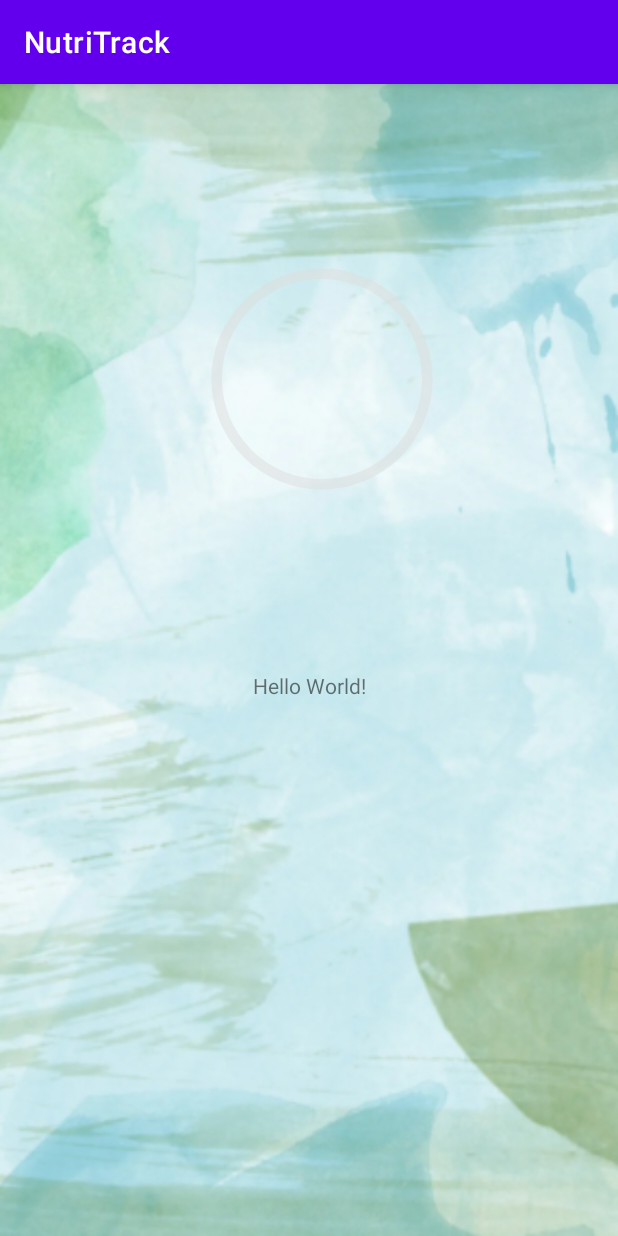
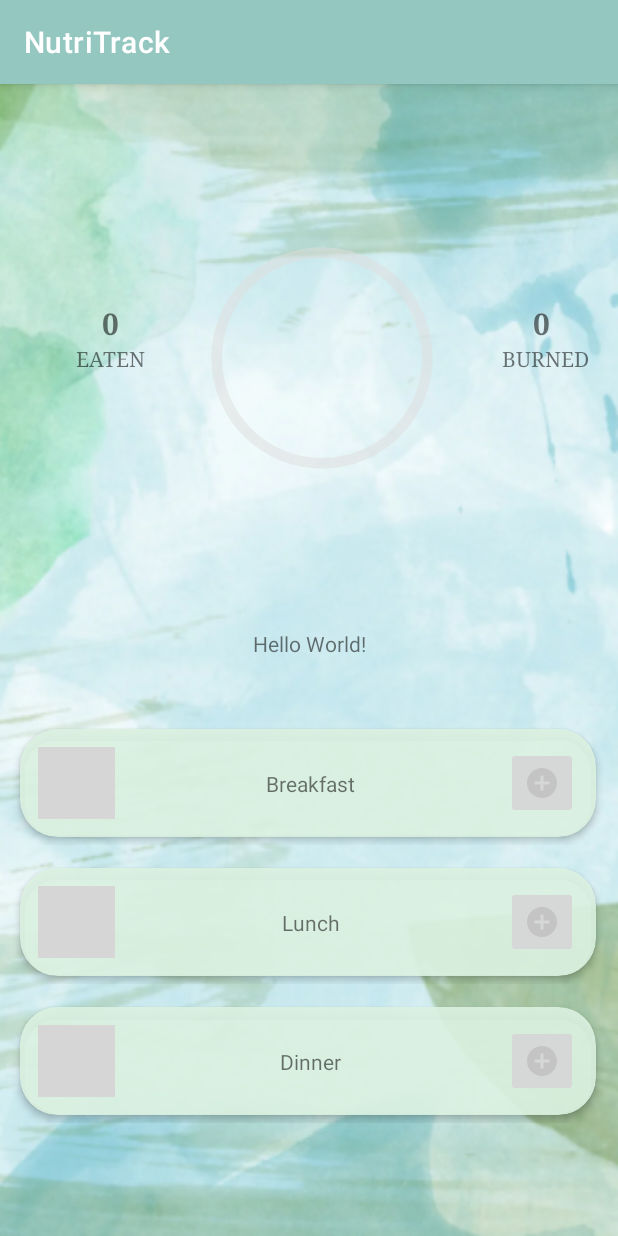
Before and after one commit to bengisugelin/NutriTrack, an Android app: the screen it shows after launch (MainActivity), on a phone screen of 412 x 824 dp. Run offline under Robolectric (Android 15) with nearby library versions, the phone set to English and light mode, and no system bars; grey boxes are pictures that could not be loaded.

Commit message:
main activity recyclerview were created.

```diff
--- /dev/null
+++ b/app/src/main/java/com/example/nutritrack/C_RecyclerViewAdapter.java
@@ -0,0 +1,59 @@
+package com.example.nutritrack;
+
+import android.content.Context;
+import android.view.LayoutInflater;
+import android.view.View;
+import android.view.ViewGroup;
+import android.widget.ImageView;
+import android.widget.TextView;
+
+import androidx.annotation.NonNull;
+import androidx.recyclerview.widget.RecyclerView;
+
+import java.util.ArrayList;
+
+public class C_RecyclerViewAdapter extends RecyclerView.Adapter<C_RecyclerViewAdapter.MyViewHolder> {
+
+    Context context;
+    ArrayList<ConsumptionModel> consumptionModels;
+
+    public C_RecyclerViewAdapter(Context context, ArrayList<ConsumptionModel> consumptionModels ){
+
+        this.context = context;
+        this.consumptionModels = consumptionModels;
+    }
+
+    @NonNull
+    @Override
+    public C_RecyclerViewAdapter.MyViewHolder onCreateViewHolder(@NonNull ViewGroup parent, int viewType) {
+
+        LayoutInflater inflater = LayoutInflater.from(context);
+        View view = inflater.inflate(R.layout.recyler_view_consumption_content, parent, false);
+        return new C_RecyclerViewAdapter.MyViewHolder(view);
+    }
+
+    @Override
+    public void onBindViewHolder(@NonNull C_RecyclerViewAdapter.MyViewHolder holder, int position) {
+
+        holder.tvConsumptionName.setText(consumptionModels.get(position).getConsumptionName());
+        holder.imageView.setImageResource(consumptionModels.get(position).getImage());
+    }
+
+    @Override
+    public int getItemCount() {
+
+        return consumptionModels.size();
+    }
+
+    public static class MyViewHolder extends RecyclerView.ViewHolder{
+
+        ImageView imageView;
+        TextView tvConsumptionName;
+        public MyViewHolder(@NonNull View itemView) {
+            super(itemView);
+
+            imageView = itemView.findViewById(R.id.imageView);
+            tvConsumptionName = itemView.findViewById(R.id.textView2);
+        }
+    }
+}
--- /dev/null
+++ b/app/src/main/java/com/example/nutritrack/ConsumptionModel.java
@@ -0,0 +1,29 @@
+package com.example.nutritrack;
+
+public class ConsumptionModel {
+
+    String consumptionName;
+    int image;
+
+
+    public ConsumptionModel(String consumptionName, int image) {
+        this.consumptionName = consumptionName;
+        this.image = image;
+    }
+
+    public String getConsumptionName() {
+        return consumptionName;
+    }
+
+    public void setConsumptionName(String consumptionName) {
+        this.consumptionName = consumptionName;
+    }
+
+    public int getImage() {
+        return image;
+    }
+
+    public void setImage(int image) {
+        this.image = image;
+    }
+}
--- a/app/src/main/java/com/example/nutritrack/MainActivity.java
+++ b/app/src/main/java/com/example/nutritrack/MainActivity.java
@@ -1,16 +1,44 @@
 package com.example.nutritrack;
 
 import androidx.appcompat.app.AppCompatActivity;
+import androidx.recyclerview.widget.LinearLayoutManager;
+import androidx.recyclerview.widget.RecyclerView;
 
 import android.os.Bundle;
 
+import java.util.ArrayList;
+
 public class MainActivity extends AppCompatActivity {
 
-    // colors: #a4c7a5 - #94c7c0 - #bcded0 - #e0f2f5 - #cbe9ed
-    //
+
+    ArrayList<ConsumptionModel> consumptionModels = new ArrayList<>();
+    int [] consumptionImages = {R.drawable.baseline_breakfast_24,
+            R.drawable.baseline_food_bank_24,
+    R.drawable.baseline_dinner_dining_24,
+    R.drawable.baseline_snack_24,
+    R.drawable.baseline_fitness_center_24};
     @Override
     protected void onCreate(Bundle savedInstanceState) {
         super.onCreate(savedInstanceState);
         setContentView(R.layout.activity_main);
+
+        RecyclerView recyclerView = findViewById(R.id.recyclerView_addconsumption);
+
+        setupConsumptionItems();
+
+        C_RecyclerViewAdapter adapter = new C_RecyclerViewAdapter(this, consumptionModels);
+        recyclerView.setAdapter(adapter);
+        recyclerView.setLayoutManager(new LinearLayoutManager(this));
+    }
+
+    private void setupConsumptionItems(){
+
+         String[] consumptionNames = getResources().getStringArray(R.array.eat_and_burn_times);
+
+         for(int i=0; i<consumptionNames.length; i++){
+             consumptionModels.add(new ConsumptionModel(consumptionNames[i],
+                     consumptionImages[i]));
+
+         }
     }
 }
--- /dev/null
+++ b/app/src/main/res/drawable/baseline_add_circle_24.xml
@@ -0,0 +1,5 @@
+<vector android:height="24dp" android:tint="#C4C4C4"
+    android:viewportHeight="24" android:viewportWidth="24"
+    android:width="24dp" xmlns:android="http://schemas.android.com/apk/res/android">
+    <path android:fillColor="@android:color/white" android:pathData="M12,2C6.48,2 2,6.48 2,12s4.48,10 10,10 10,-4.48 10,-10S17.52,2 12,2zM17,13h-4v4h-2v-4L7,13v-2h4L11,7h2v4h4v2z"/>
+</vector>
--- /dev/null
+++ b/app/src/main/res/drawable/baseline_snack_24.xml
@@ -0,0 +1,5 @@
+<vector android:height="24dp" android:tint="#92C4B9"
+    android:viewportHeight="24" android:viewportWidth="24"
+    android:width="24dp" xmlns:android="http://schemas.android.com/apk/res/android">
+    <path android:fillColor="@android:color/white" android:pathData="M18.06,22.99h1.66c0.84,0 1.53,-0.64 1.63,-1.46L23,5.05h-5L18,1h-1.97v4.05h-4.97l0.3,2.34c1.71,0.47 3.31,1.32 4.27,2.26 1.44,1.42 2.43,2.89 2.43,5.29v8.05zM1,21.99L1,21h15.03v0.99c0,0.55 -0.45,1 -1.01,1L2.01,22.99c-0.56,0 -1.01,-0.45 -1.01,-1zM16.03,14.99c0,-8 -15.03,-8 -15.03,0h15.03zM1.02,17h15v2h-15z"/>
+</vector>
--- a/app/src/main/res/layout/activity_main.xml
+++ b/app/src/main/res/layout/activity_main.xml
@@ -12,12 +12,11 @@
         android:id="@+id/textView"
         android:layout_width="wrap_content"
         android:layout_height="wrap_content"
+        android:layout_marginBottom="32dp"
         android:text="Hello World!"
-        app:layout_constraintBottom_toBottomOf="parent"
+        app:layout_constraintBottom_toTopOf="@+id/recyclerView_addconsumption"
         app:layout_constraintEnd_toEndOf="parent"
-        app:layout_constraintStart_toStartOf="parent"
-        app:layout_constraintTop_toTopOf="parent"
-        app:layout_constraintVertical_bias="0.523" />
+        app:layout_constraintStart_toStartOf="parent" />
 
     <ProgressBar
         android:id="@+id/progressBar"
@@ -65,5 +64,70 @@
         app:layout_constraintTop_toBottomOf="@+id/textShowCalorieLeft"
         tools:text="KCAL LEFT" />
 
+    <TextView
+        android:id="@+id/textViewCalorieAmountEaten"
+        android:layout_width="wrap_content"
+        android:layout_height="wrap_content"
+        android:layout_marginStart="32dp"
+        android:fontFamily="serif"
+        android:text="0"
+        android:textSize="20sp"
+        android:textStyle="bold"
+        app:layout_constraintBottom_toTopOf="@+id/textViewCalorieConsumed"
+        app:layout_constraintEnd_toStartOf="@+id/progressBar"
+        app:layout_constraintStart_toStartOf="parent"
+        app:layout_constraintTop_toTopOf="@+id/progressBar"
+        app:layout_constraintVertical_bias="1.0" />
+
+    <TextView
+        android:id="@+id/textViewCalorieAmountEaten2"
+        android:layout_width="wrap_content"
+        android:layout_height="wrap_content"
+        android:fontFamily="serif"
+        android:text="0"
+        android:textSize="20sp"
+        android:textStyle="bold"
+        app:layout_constraintBottom_toTopOf="@+id/textViewCalorieConsumed2"
+        app:layout_constraintEnd_toEndOf="parent"
+        app:layout_constraintHorizontal_bias="0.476"
+        app:layout_constraintStart_toEndOf="@+id/progressBar"
+        app:layout_constraintTop_toTopOf="@+id/progressBar"
+        app:layout_constraintVertical_bias="1.0" />
+
+    <TextView
+        android:id="@+id/textViewCalorieConsumed"
+        android:layout_width="wrap_content"
+        android:layout_height="wrap_content"
+        android:layout_marginStart="32dp"
+        android:fontFamily="serif"
+        android:text="EATEN"
+        android:textSize="14sp"
+        app:layout_constraintBottom_toBottomOf="@+id/progressBar"
+        app:layout_constraintEnd_toStartOf="@+id/progressBar"
+        app:layout_constraintStart_toStartOf="parent"
+        app:layout_constraintTop_toTopOf="@+id/progressBar" />
+
+    <TextView
+        android:id="@+id/textViewCalorieConsumed2"
+        android:layout_width="wrap_content"
+        android:layout_height="wrap_content"
+        android:fontFamily="serif"
+        android:text="BURNED"
+        android:textSize="14sp"
+        app:layout_constraintBottom_toBottomOf="@+id/progressBar"
+        app:layout_constraintEnd_toEndOf="parent"
+        app:layout_constraintStart_toEndOf="@+id/progressBar"
+        app:layout_constraintTop_toTopOf="@+id/progressBar" />
+
+    <androidx.recyclerview.widget.RecyclerView
+        android:id="@+id/recyclerView_addconsumption"
+        android:layout_width="400dp"
+        android:layout_height="289dp"
+        android:layout_marginBottom="64dp"
+        app:layout_constraintBottom_toBottomOf="parent"
+        app:layout_constraintEnd_toEndOf="parent"
+        app:layout_constraintHorizontal_bias="0.454"
+        app:layout_constraintStart_toStartOf="parent" />
+
 
 </androidx.constraintlayout.widget.ConstraintLayout>
--- /dev/null
+++ b/app/src/main/res/layout/recyler_view_consumption_content.xml
@@ -0,0 +1,64 @@
+<?xml version="1.0" encoding="utf-8"?>
+<androidx.constraintlayout.widget.ConstraintLayout xmlns:android="http://schemas.android.com/apk/res/android"
+    xmlns:app="http://schemas.android.com/apk/res-auto"
+    xmlns:tools="http://schemas.android.com/tools"
+    android:layout_width="match_parent"
+    android:layout_height="wrap_content">
+
+    <androidx.cardview.widget.CardView
+        android:layout_width="match_parent"
+        android:layout_height="wrap_content"
+        android:layout_marginTop="15dp"
+        android:layout_marginBottom="5dp"
+        android:layout_marginStart="8dp"
+        android:layout_marginEnd="8dp"
+        app:cardBackgroundColor="#E8DBF1E1"
+        app:cardCornerRadius="25dp"
+        app:cardElevation="3dp"
+        app:layout_constraintBottom_toBottomOf="parent"
+        app:layout_constraintEnd_toEndOf="parent"
+        app:layout_constraintStart_toStartOf="parent"
+        app:layout_constraintTop_toTopOf="parent" >
+
+        <androidx.constraintlayout.widget.ConstraintLayout
+            android:layout_width="match_parent"
+            android:layout_height="match_parent">
+
+            <ImageView
+                android:id="@+id/imageView"
+                android:layout_width="51dp"
+                android:layout_height="48dp"
+                android:layout_marginStart="12dp"
+                android:layout_marginTop="12dp"
+                android:layout_marginBottom="12dp"
+                app:layout_constraintBottom_toBottomOf="parent"
+                app:layout_constraintStart_toStartOf="parent"
+                app:layout_constraintTop_toTopOf="parent"
+                app:srcCompat="@drawable/baseline_breakfast_24" />
+
+            <TextView
+                android:id="@+id/textView2"
+                android:layout_width="wrap_content"
+                android:layout_height="wrap_content"
+                android:text=""
+                app:layout_constraintBottom_toBottomOf="parent"
+                app:layout_constraintEnd_toStartOf="@+id/imageButton"
+                app:layout_constraintStart_toEndOf="@+id/imageView"
+                app:layout_constraintTop_toTopOf="parent" />
+
+            <ImageButton
+                android:id="@+id/imageButton"
+                android:layout_width="wrap_content"
+                android:layout_height="wrap_content"
+                android:layout_marginTop="12dp"
+                android:layout_marginEnd="12dp"
+                android:layout_marginBottom="12dp"
+                android:minHeight="48dp"
+                app:layout_constraintBottom_toBottomOf="parent"
+                app:layout_constraintEnd_toEndOf="parent"
+                app:layout_constraintTop_toTopOf="parent"
+                app:srcCompat="@drawable/baseline_add_circle_24"
+                tools:ignore="SpeakableTextPresentCheck" />
+        </androidx.constraintlayout.widget.ConstraintLayout>
+    </androidx.cardview.widget.CardView>
+</androidx.constraintlayout.widget.ConstraintLayout>
--- a/app/src/main/res/values/strings.xml
+++ b/app/src/main/res/values/strings.xml
@@ -1,3 +1,13 @@
 <resources>
     <string name="app_name">NutriTrack</string>
+
+    <string-array name="eat_and_burn_times">
+        <item>Breakfast</item>
+        <item>Lunch</item>
+        <item>Dinner</item>
+        <item>Snacks</item>
+        <item>Exercise</item>
+    </string-array>
+
+
 </resources>
--- a/app/src/main/res/values/themes.xml
+++ b/app/src/main/res/values/themes.xml
@@ -2,15 +2,26 @@
     <!-- Base application theme. -->
     <style name="Theme.NutriTrack" parent="Theme.MaterialComponents.DayNight.DarkActionBar">
         <!-- Primary brand color. -->
-        <item name="colorPrimary">@color/purple_500</item>
-        <item name="colorPrimaryVariant">@color/purple_700</item>
-        <item name="colorOnPrimary">@color/white</item>
+<!--        <item name="colorPrimary">@color/purple_500</item>-->
+<!--        <item name="colorPrimaryVariant">@color/purple_700</item>-->
+<!--        <item name="colorOnPrimary">@color/white</item>-->
         <!-- Secondary brand color. -->
-        <item name="colorSecondary">@color/teal_200</item>
-        <item name="colorSecondaryVariant">@color/teal_700</item>
-        <item name="colorOnSecondary">@color/black</item>
+<!--        <item name="colorSecondary">@color/teal_200</item>-->
+<!--        <item name="colorSecondaryVariant">@color/teal_700</item>-->
+<!--        <item name="colorOnSecondary">@color/black</item>-->
         <!-- Status bar color. -->
         <item name="android:statusBarColor">?attr/colorPrimaryVariant</item>
         <!-- Customize your theme here. -->
+
+        <!-- Customized Primary brand color. -->
+        <item name="colorPrimary">@color/green_blue</item>
+        <item name="colorPrimaryVariant">@color/green_medium</item>
+        <item name="colorOnPrimary">@color/white</item>
+
+
+        <!-- Customized Secondary brand color. -->
+        <item name="colorSecondary">@color/blue_mid</item>
+        <item name="colorSecondaryVariant">@color/blue_light</item>
+        <item name="colorOnSecondary">@color/black</item>
     </style>
 </resources>
```
